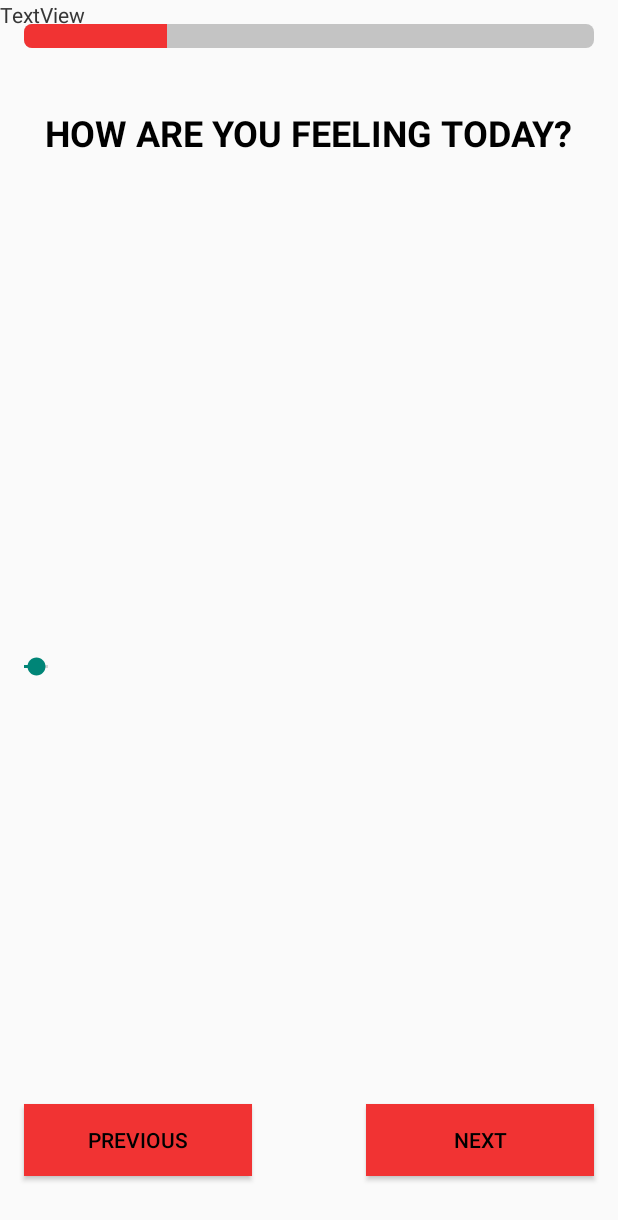
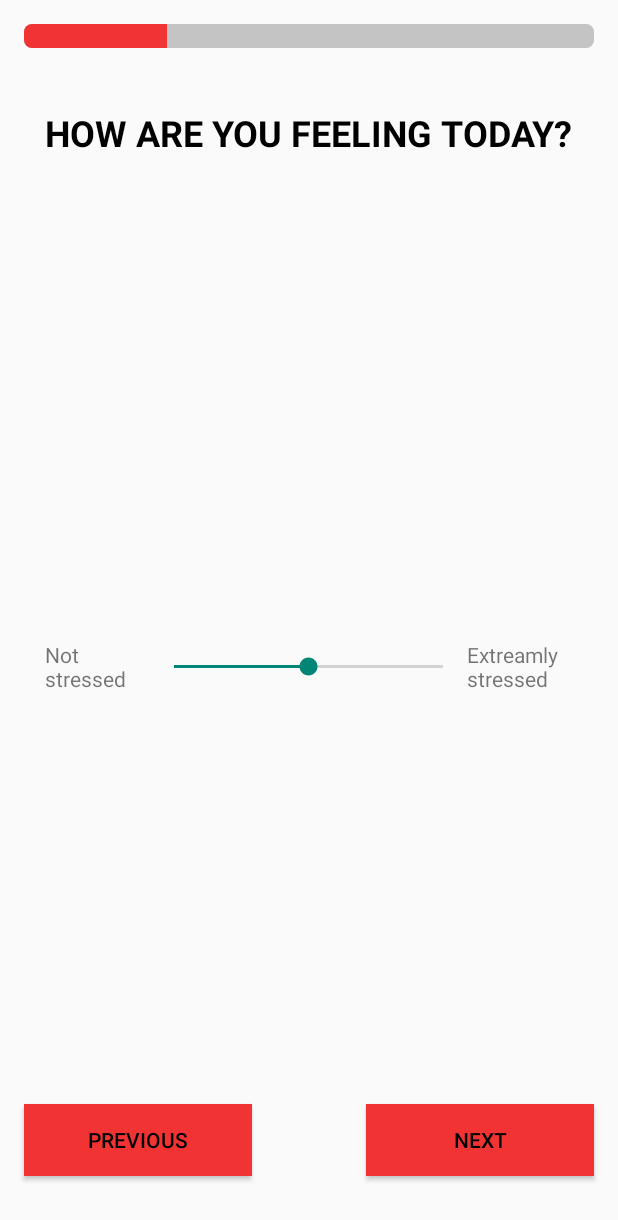
Before and after one commit to ZaPuncakeu/comment-vais-je, an Android app: the Section1Question2 screen opened directly, with no data from a screen before it, on a phone screen of 412 x 824 dp. Shown: the top 1220 px of the screen. Run offline under Robolectric (Android 15) with nearby library versions, the phone set to English and light mode, and no system bars.

Commit message:
Screen 2 Done

```diff
--- a/app/src/main/res/layout/activity_section1_question2.xml
+++ b/app/src/main/res/layout/activity_section1_question2.xml
@@ -62,29 +62,32 @@
         app:layout_constraintEnd_toEndOf="@+id/personal_progress_bar4" />
 
     <SeekBar
-        android:id="@+id/seekBar"
+        android:id="@+id/section_1_question_2_stress_level_slider"
         android:layout_width="0dp"
         android:layout_height="wrap_content"
         android:layout_marginTop="48dp"
         android:max="100"
         android:progress="50"
         app:layout_constraintBottom_toTopOf="@+id/section_1_question_2_next_button"
-        app:layout_constraintTop_toBottomOf="@+id/section1_question2_title_text_view"
-        tools:layout_editor_absoluteX="46dp" />
+        app:layout_constraintEnd_toStartOf="@+id/section_1_question_2_extreamly_stressed_text_view"
+        app:layout_constraintStart_toEndOf="@+id/section_1_question_2_not_stressed_text_view"
+        app:layout_constraintTop_toBottomOf="@+id/section1_question2_title_text_view" />
 
     <TextView
-        android:id="@+id/textView"
-        android:layout_width="wrap_content"
+        android:id="@+id/section_1_question_2_extreamly_stressed_text_view"
+        android:layout_width="70dp"
         android:layout_height="wrap_content"
-        android:text="TextView"
-        tools:layout_editor_absoluteX="308dp"
-        tools:layout_editor_absoluteY="409dp" />
+        android:text="@string/section_1_question_2_screen_extreamly_stressed"
+        app:layout_constraintBottom_toBottomOf="@+id/section_1_question_2_stress_level_slider"
+        app:layout_constraintEnd_toEndOf="@+id/section1_question2_title_text_view"
+        app:layout_constraintTop_toTopOf="@+id/section_1_question_2_stress_level_slider" />
 
     <TextView
-        android:id="@+id/textView2"
-        android:layout_width="wrap_content"
+        android:id="@+id/section_1_question_2_not_stressed_text_view"
+        android:layout_width="70dp"
         android:layout_height="wrap_content"
-        android:text="TextView"
-        tools:layout_editor_absoluteX="30dp"
-        tools:layout_editor_absoluteY="276dp" />
+        android:text="@string/section_1_question_2_screen_not_stressed"
+        app:layout_constraintBottom_toBottomOf="@+id/section_1_question_2_stress_level_slider"
+        app:layout_constraintStart_toStartOf="@+id/section1_question2_title_text_view"
+        app:layout_constraintTop_toTopOf="@+id/section_1_question_2_stress_level_slider" />
 </androidx.constraintlayout.widget.ConstraintLayout>
--- a/app/src/main/res/values/strings.xml
+++ b/app/src/main/res/values/strings.xml
@@ -27,4 +27,5 @@
     <string name="global_not_good">Not good</string>
     <string name="section_1_question_2_screen_not_stressed">Not stressed</string>
     <string name="section_1_question_2_screen_extreamly_stressed">Extreamly stressed</string>
+    <string name="section_1_question_2_screen_title">How stressed are you?</string>
 </resources>
```
Also changed, not shown: 1 other file.
